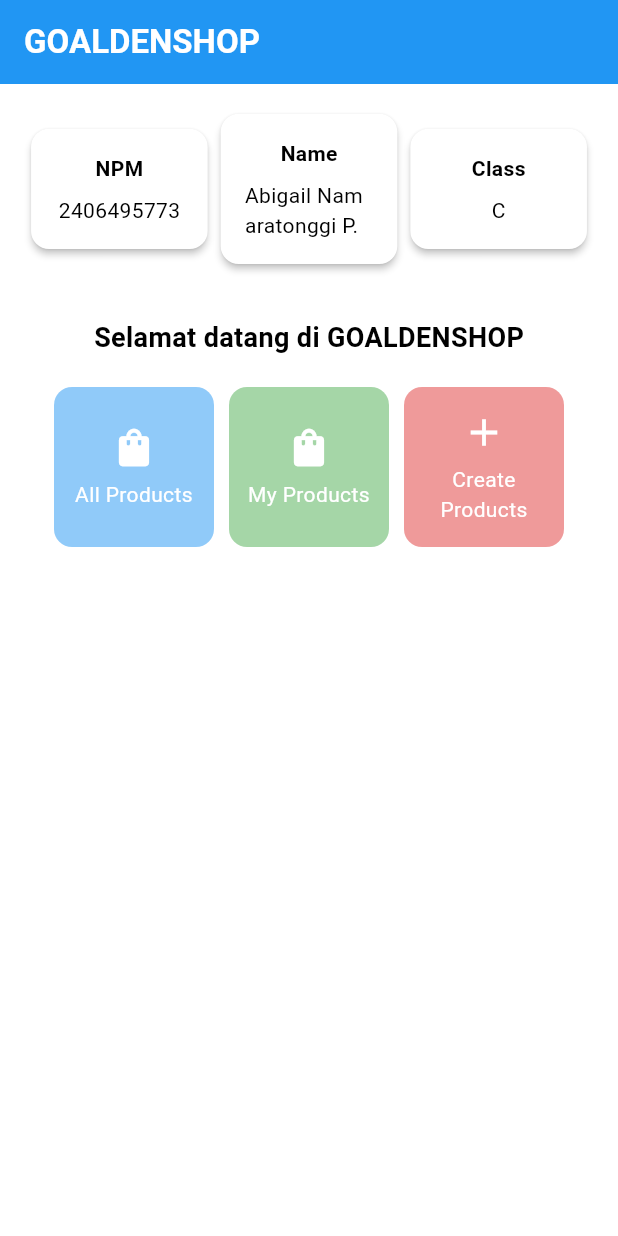
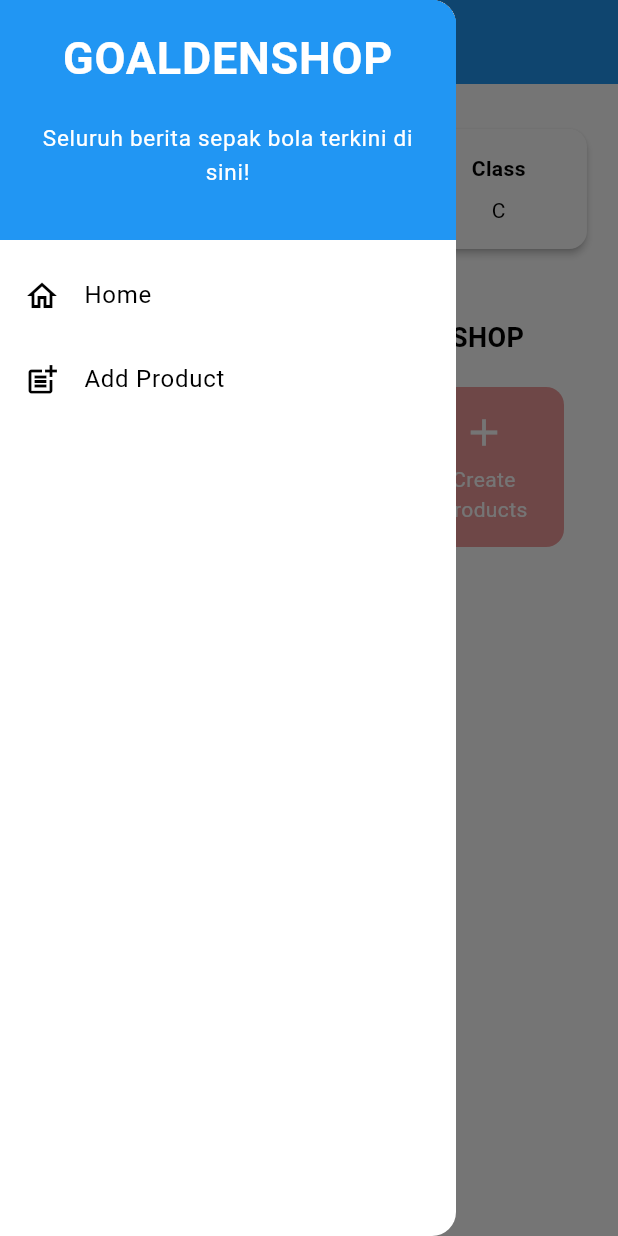
Before and after one commit to namarabigail/goalden-shop-mobile, a Flutter app: the screen it shows after launch, with the side drawer open (before the commit the screen has no drawer), on a phone screen of 412 x 824 dp. Run offline on Flutter 3.47's test engine with Material 3 defaults, Android fonts, the phone set to English and light mode, and no system bars.

Commit message:
MEnambahkan satu halaman baru, mengarahkan ke halaman form, memunculkan data dalam popup, membuat drawer

```diff
--- a/lib/main.dart
+++ b/lib/main.dart
@@ -1,5 +1,5 @@
 import 'package:flutter/material.dart';
-import 'package:goalden_shop/menu.dart';
+import 'package:goalden_shop/screens/menu.dart';
 
 void main() {
   runApp(const MyApp());
--- a/lib/menu.dart
+++ b/lib/screens/menu.dart
@@ -1,4 +1,6 @@
 import 'package:flutter/material.dart';
+import 'package:goalden_shop/widgets/left_drawer.dart';
+import 'package:goalden_shop/widgets/products_card.dart';
 
 class MyHomePage extends StatelessWidget {
   MyHomePage({super.key});
@@ -14,8 +16,7 @@ class MyHomePage extends StatelessWidget {
 
   @override
     Widget build(BuildContext context) {
-        return Scaffold(
-         // AppBar adalah bagian atas halaman yang menampilkan judul.
+      return Scaffold(
       appBar: AppBar(
         title: const Text(
           'GOALDENSHOP',
@@ -27,6 +28,7 @@ class MyHomePage extends StatelessWidget {
         // Warna latar belakang AppBar diambil dari skema warna tema aplikasi.
         backgroundColor: Theme.of(context).colorScheme.primary,
       ),
+      drawer:LeftDrawer(),
       // Body halaman dengan padding di sekelilingnya.
       body: Padding(
         padding: const EdgeInsets.all(16.0),
@@ -129,65 +131,3 @@ class ItemHomepage {
 
   ItemHomepage(this.name, this.icon);
 }
-
-class ItemCard extends StatelessWidget {
-  // Menampilkan kartu dengan ikon dan nama.
-  final ItemHomepage item;
-
-  const ItemCard(this.item, {super.key});
-  @override
-  Widget build(BuildContext context) {
-    Color backgroundColor;
-    if (item.name == "All Products") {
-      backgroundColor = Colors.blue.shade200;
-    } else if (item.name == "My Products") {
-      backgroundColor = Colors.green.shade200;
-    } else if (item.name == "Create Products") {
-      backgroundColor = Colors.red.shade200;
-    } else {
-      backgroundColor = Colors.grey;
-    }
-
-    return Material(
-      // Menentukan warna latar belakang dari tema aplikasi.
-      color: backgroundColor,
-      // Membuat sudut kartu melengkung.
-      borderRadius: BorderRadius.circular(12),
-
-      child: InkWell(
-        // Aksi ketika kartu ditekan.
-        onTap: () {
-          // Menampilkan pesan SnackBar saat kartu ditekan.
-          ScaffoldMessenger.of(context)
-            ..hideCurrentSnackBar()
-            ..showSnackBar(
-              SnackBar(content: Text("Kamu telah menekan tombol ${item.name}!"))
-            );
-        },
-        // Container untuk menyimpan Icon dan Text
-        child: Container(
-          padding: const EdgeInsets.all(8),
-          child: Center(
-            child: Column(
-              // Menyusun ikon dan teks di tengah kartu.
-              mainAxisAlignment: MainAxisAlignment.center,
-              children: [
-                Icon(
-                  item.icon,
-                  color: Colors.white,
-                  size: 30.0,
-                ),
-                const Padding(padding: EdgeInsets.all(3)),
-                Text(
-                  item.name,
-                  textAlign: TextAlign.center,
-                  style: const TextStyle(color: Colors.white),
-                ),
-              ],
-            ),
-          ),
-        ),
-      ),
-    );
-  }
-}
--- /dev/null
+++ b/lib/widgets/left_drawer.dart
@@ -0,0 +1,64 @@
+import 'package:flutter/material.dart';
+import 'package:goalden_shop/screens/menu.dart';
+import 'package:goalden_shop/screens/productslist_form.dart';
+
+class LeftDrawer extends StatelessWidget {
+  const LeftDrawer({super.key});
+
+  @override
+  Widget build(BuildContext context) {
+    return Drawer(
+      child: ListView(
+        children: [
+          const DrawerHeader(
+            decoration: BoxDecoration(
+              color: Colors.blue,
+            ),
+            child: Column(
+              children: [
+                Text(
+                  'GOALDENSHOP',
+                  textAlign: TextAlign.center,
+                  style: TextStyle(
+                    fontSize: 30,
+                    fontWeight: FontWeight.bold,
+                    color: Colors.white,
+                  ),
+                ),
+                Padding(padding: EdgeInsets.all(10)),
+                Text("Seluruh berita sepak bola terkini di sini!",
+                  textAlign: TextAlign.center,
+                  style: TextStyle(
+                    fontSize: 15,
+                    fontWeight: FontWeight.normal,
+                    color: Colors.white,
+                  ),
+                ),
+              ],
+            ),
+          ),
+          ListTile(
+            leading: const Icon(Icons.home_outlined),
+            title: const Text('Home'),
+            // Bagian redirection ke MyHomePage
+            onTap: () {
+              Navigator.pushReplacement(
+                  context,
+                  MaterialPageRoute(
+                    builder: (context) => MyHomePage(),
+                  ));
+            },
+          ),
+          ListTile(
+            leading: const Icon(Icons.post_add),
+            title: const Text('Add Product'),
+            onTap: () {
+              Navigator.pushReplacement(context,
+                MaterialPageRoute(builder: (context) => const ProductsFormPage()));
+            },
+          ),
+        ],
+      ),
+    );
+  }
+}
--- /dev/null
+++ b/lib/widgets/products_card.dart
@@ -0,0 +1,71 @@
+import 'package:flutter/material.dart';
+import 'package:goalden_shop/screens/menu.dart';
+import 'package:goalden_shop/screens/productslist_form.dart';
+
+class ItemCard extends StatelessWidget {
+  // Menampilkan kartu dengan ikon dan nama.
+  final ItemHomepage item;
+
+  const ItemCard(this.item, {super.key});
+  @override
+  Widget build(BuildContext context) {
+    Color backgroundColor;
+    if (item.name == "All Products") {
+      backgroundColor = Colors.blue.shade200;
+    } else if (item.name == "My Products") {
+      backgroundColor = Colors.green.shade200;
+    } else if (item.name == "Create Products") {
+      backgroundColor = Colors.red.shade200;
+    } else {
+      backgroundColor = Colors.grey;
+    }
+
+    return Material(
+      // Menentukan warna latar belakang dari tema aplikasi.
+      color: backgroundColor,
+      // Membuat sudut kartu melengkung.
+      borderRadius: BorderRadius.circular(12),
+
+      child: InkWell(
+        // Aksi ketika kartu ditekan.
+        onTap: () {
+          // Menampilkan pesan SnackBar saat kartu ditekan.
+          ScaffoldMessenger.of(context)
+            ..hideCurrentSnackBar()
+            ..showSnackBar(SnackBar(
+              content: Text("Kamu telah menekan tombol ${item.name}!"))
+            );
+
+          if (item.name == "Create Products") {
+             Navigator.push(context,
+              MaterialPageRoute(builder: (context) => const ProductsFormPage()));
+          }
+
+        },
+        // Container untuk menyimpan Icon dan Text
+        child: Container(
+          padding: const EdgeInsets.all(8),
+          child: Center(
+            child: Column(
+              // Menyusun ikon dan teks di tengah kartu.
+              mainAxisAlignment: MainAxisAlignment.center,
+              children: [
+                Icon(
+                  item.icon,
+                  color: Colors.white,
+                  size: 30.0,
+                ),
+                const Padding(padding: EdgeInsets.all(3)),
+                Text(
+                  item.name,
+                  textAlign: TextAlign.center,
+                  style: const TextStyle(color: Colors.white),
+                ),
+              ],
+            ),
+          ),
+        ),
+      ),
+    );
+  }
+}
```
Also changed, not shown: lib/screens/productslist_form.dart (added, +402 -0 lines).
